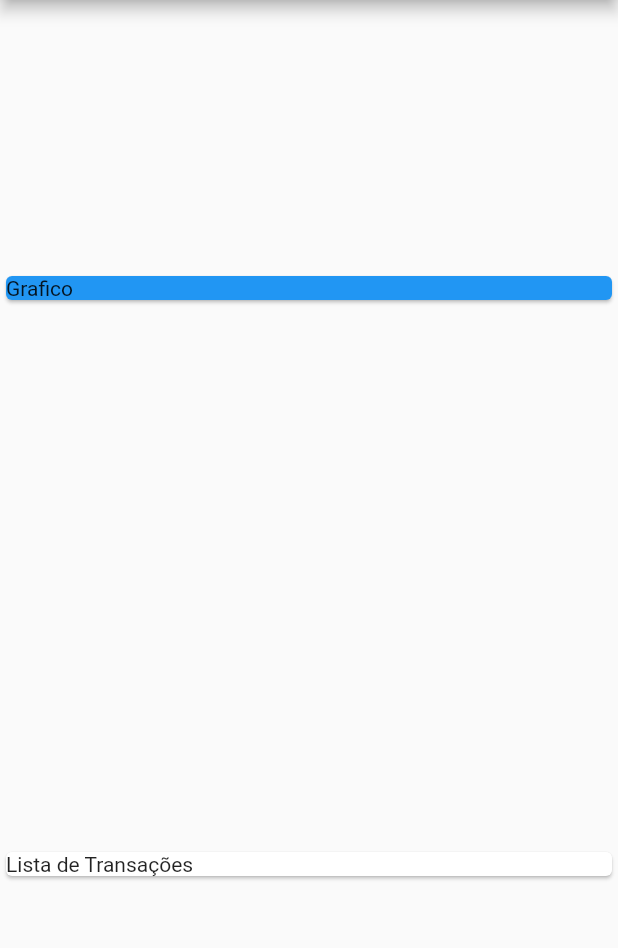
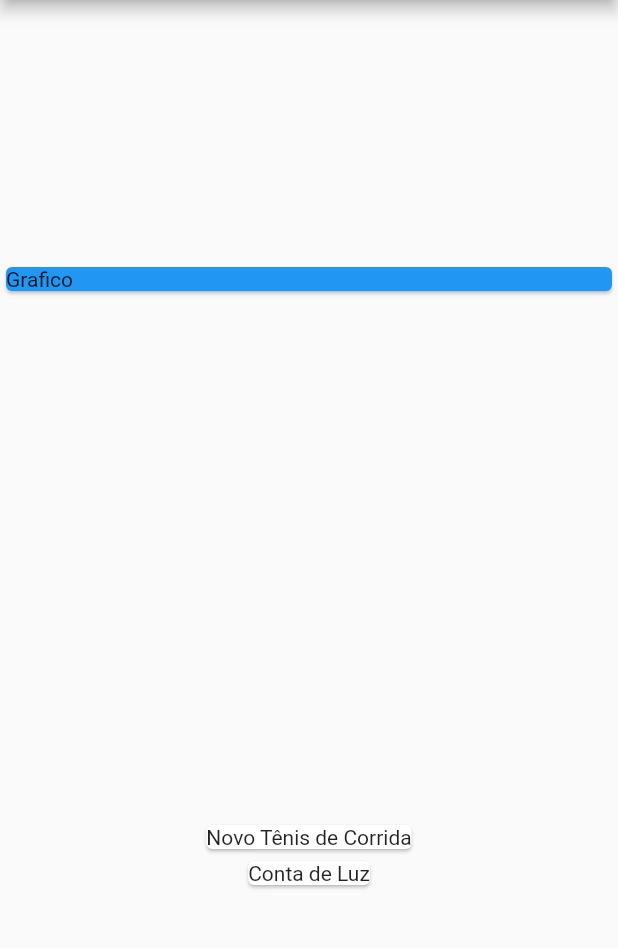
Before and after one commit to DaniloSacramento/Despesas-Pessoais-App, a Flutter app: the screen it shows after launch, on a phone screen of 412 x 824 dp, the part 84-1032 px from its top. Run offline on Flutter 3.47's test engine with Material 2 defaults, Android fonts, the phone set to English and light mode, and no system bars.

Commit message:
Mapeamento entre objetos para elementos visuais usando o .map

```diff
--- a/expenses/lib/main.dart
+++ b/expenses/lib/main.dart
@@ -48,8 +48,13 @@ class MyHomePage extends StatelessWidget {
               child: Text("Grafico"),
             ),
           ),
-          Card(
-            child: Text("Lista de Transações"),
+          Column(
+            children: _transactions.map((tr) {
+              return Card(
+                child: Text (tr.title.toString()),
+              );
+
+            }).toList(),
           )
 
         ],
```
